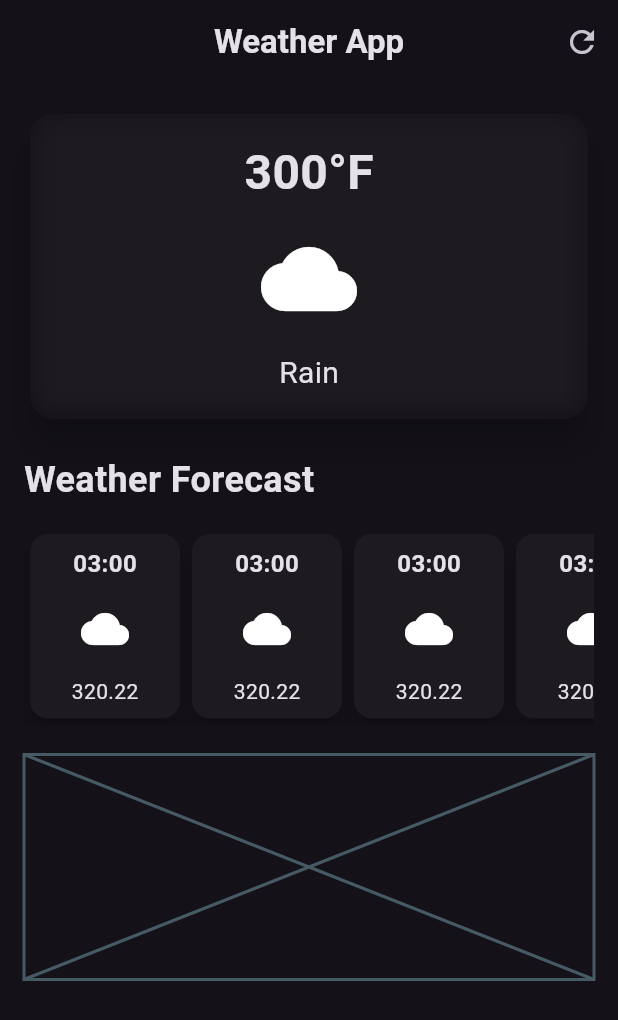
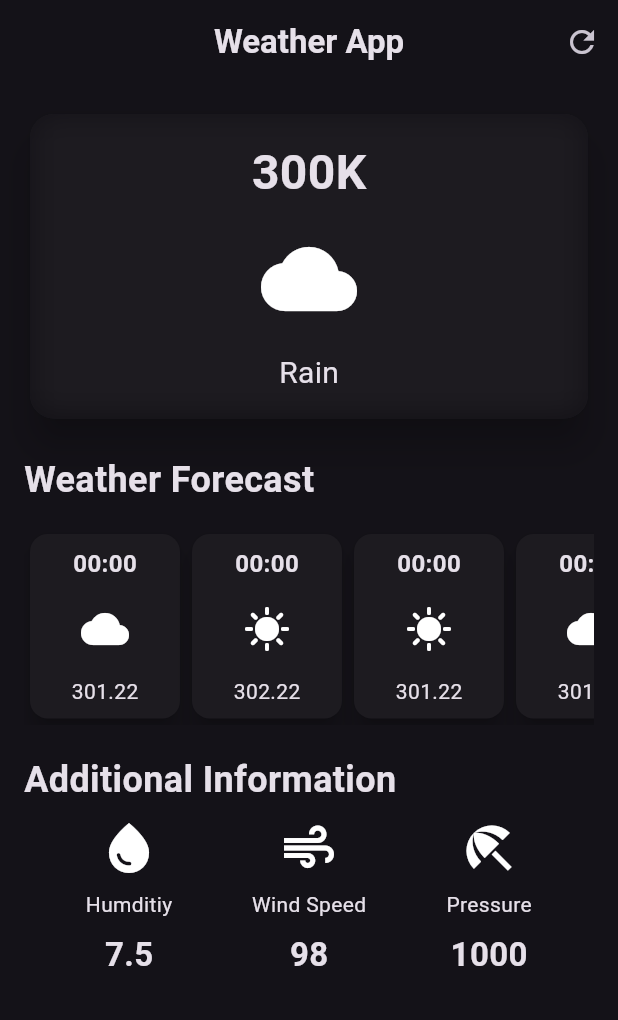
Before and after one commit to AyushBhagat151105/weather_app, a Flutter app: the screen it shows after launch, on a phone screen of 412 x 824 dp. Shown: the top 1020 px of the screen. Run offline on Flutter 3.47's test engine with Material 3 defaults, Android fonts, the phone set to English and light mode, and no system bars.

Commit message:
All UI related part Done

```diff
--- a/lib/Screen/weather_screen.dart
+++ b/lib/Screen/weather_screen.dart
@@ -1,9 +1,10 @@
 import 'dart:ui';
+import 'package:flutter/material.dart';
 
-import 'package:flutter/cupertino.dart';
-import 'package:flutter/material.dart';
-import 'package:flutter/painting.dart';
-import 'package:flutter/widgets.dart';
+
+import '../Widget/addinfo.dart';
+import '../Widget/card.dart';
+
 
 class WeatherScreen extends StatelessWidget {
   const WeatherScreen({super.key});
@@ -44,7 +45,7 @@ class WeatherScreen extends StatelessWidget {
                       padding: EdgeInsets.all(16.0),
                       child: Column(
                         children: [
-                           Text('300°F',
+                           Text('300K',
                           style:
                               TextStyle(
                                 fontSize: 32,
@@ -78,185 +79,72 @@ class WeatherScreen extends StatelessWidget {
               ),
               ),
           ),
-            const SizedBox(height: 15,),
+            const SizedBox(height: 15),
           //   weather forecast card
-           SingleChildScrollView(
+           const SingleChildScrollView(
              scrollDirection: Axis.horizontal,
-             child: Row(
+             child:Row(
                children: [
-                 Card(
-                   elevation: 6,
-                  child: Container(
-                    width: 100,
-                    padding: const EdgeInsets.all(8.0),
-                    decoration: BoxDecoration(
-                      borderRadius: BorderRadius.circular(16)
-                    ),
-                    child: const Column(
-                      children: [
-                        Text('03:00',
-                        style:
-                          TextStyle(
-                            fontSize: 16,
-                            fontWeight: FontWeight.bold,
-                          ),
-                        ),
-                        SizedBox(height: 16),
-                        Icon(Icons.cloud,
-                        size: 32,
-                        ),
-                        SizedBox(height: 16),
-                        Text('320.22',
-                          style:
-                          TextStyle(
-                            fontSize: 14,
-                            fontWeight: FontWeight.normal,
-                          ),
-                        ),
-                      ],
-                    ),
-                  ),
+                 HourlyForecastItem(
+                   time: '00:00',
+                   icon: Icons.cloud,
+                   temperature: '301.22',
                  ),
-                 Card(
-                   elevation: 6,
-                   child: Container(
-                     width: 100,
-                     padding: const EdgeInsets.all(8.0),
-                     decoration: BoxDecoration(
-                         borderRadius: BorderRadius.circular(16)
-                     ),
-                     child: const Column(
-                       children: [
-                         Text('03:00',
-                           style:
-                           TextStyle(
-                             fontSize: 16,
-                             fontWeight: FontWeight.bold,
-                           ),
-                         ),
-                         SizedBox(height: 16),
-                         Icon(Icons.cloud,
-                           size: 32,
-                         ),
-                         SizedBox(height: 16),
-                         Text('320.22',
-                           style:
-                           TextStyle(
-                             fontSize: 14,
-                             fontWeight: FontWeight.normal,
-                           ),
-                         ),
-                       ],
-                     ),
-                   ),
+                 HourlyForecastItem(
+                   time: '00:00',
+                   icon: Icons.sunny,
+                   temperature: '302.22',
                  ),
-                 Card(
-                   elevation: 6,
-                   child: Container(
-                     width: 100,
-                     padding: const EdgeInsets.all(8.0),
-                     decoration: BoxDecoration(
-                         borderRadius: BorderRadius.circular(16)
-                     ),
-                     child: const Column(
-                       children: [
-                         Text('03:00',
-                           style:
-                           TextStyle(
-                             fontSize: 16,
-                             fontWeight: FontWeight.bold,
-                           ),
-                         ),
-                         SizedBox(height: 16),
-                         Icon(Icons.cloud,
-                           size: 32,
-                         ),
-                         SizedBox(height: 16),
-                         Text('320.22',
-                           style:
-                           TextStyle(
-                             fontSize: 14,
-                             fontWeight: FontWeight.normal,
-                           ),
-                         ),
-                       ],
-                     ),
-                   ),
+                 HourlyForecastItem(
+                   time: '00:00',
+                   icon: Icons.sunny,
+                   temperature: '301.22',
                  ),
-                 Card(
-                   elevation: 6,
-                   child: Container(
-                     width: 100,
-                     padding: const EdgeInsets.all(8.0),
-                     decoration: BoxDecoration(
-                         borderRadius: BorderRadius.circular(16)
-                     ),
-                     child: const Column(
-                       children: [
-                         Text('03:00',
-                           style:
-                           TextStyle(
-                             fontSize: 16,
-                             fontWeight: FontWeight.bold,
-                           ),
-                         ),
-                         SizedBox(height: 16),
-                         Icon(Icons.cloud,
-                           size: 32,
-                         ),
-                         SizedBox(height: 16),
-                         Text('320.22',
-                           style:
-                           TextStyle(
-                             fontSize: 14,
-                             fontWeight: FontWeight.normal,
-                           ),
-                         ),
-                       ],
-                     ),
-                   ),
+                 HourlyForecastItem(
+                   time: '00:00',
+                   icon: Icons.cloud,
+                   temperature: '301.22',
                  ),
-                 Card(
-                   elevation: 6,
-                   child: Container(
-                     width: 100,
-                     padding: const EdgeInsets.all(8.0),
-                     decoration: BoxDecoration(
-                         borderRadius: BorderRadius.circular(16)
-                     ),
-                     child: const Column(
-                       children: [
-                         Text('03:00',
-                           style:
-                           TextStyle(
-                             fontSize: 16,
-                             fontWeight: FontWeight.bold,
-                           ),
-                         ),
-                         SizedBox(height: 16),
-                         Icon(Icons.cloud,
-                           size: 32,
-                         ),
-                         SizedBox(height: 16),
-                         Text('320.22',
-                           style:
-                           TextStyle(
-                             fontSize: 14,
-                             fontWeight: FontWeight.normal,
-                           ),
-                         ),
-                       ],
-                     ),
-                   ),
+                 HourlyForecastItem(
+                   time: '00:00',
+                   icon: Icons.sunny,
+                   temperature: '350.22',
                  ),
                ],
              ),
            ),
             // addinfo
             const SizedBox(height: 20),
-            const Placeholder(
-              fallbackHeight: 150,
+            const Align(
+              alignment:  Alignment.centerLeft,
+              child: Text('Additional Information',
+                style:
+                TextStyle(
+                  fontSize: 24,
+                  fontWeight: FontWeight.bold,
+                ),
+              ),
             ),
+            const Row(
+              mainAxisAlignment: MainAxisAlignment.spaceEvenly,
+              children: [
+                addinfo(
+                  icon: Icons.water_drop,
+                  label: 'Humditiy',
+                  value: '7.5',
+                ),
+                addinfo(
+                  icon: Icons.air,
+                  label: 'Wind Speed',
+                  value: '98',
+                ),
+                addinfo(
+                  icon: Icons.beach_access,
+                  label: 'Pressure',
+                  value: '1000',
+                ),
+              ],
+            )
           ],
         ),
       ),
--- /dev/null
+++ b/lib/Widget/addinfo.dart
@@ -0,0 +1,39 @@
+import 'package:flutter/material.dart';
+
+class addinfo extends StatelessWidget {
+  final IconData icon;
+  final String label;
+  final String value;
+  const addinfo({
+    super.key,
+    required this.icon,
+    required this.label,
+    required this.value,
+  });
+
+  @override
+  Widget build(BuildContext context) {
+    return Container(
+      padding: const EdgeInsets.all(8),
+      width: 100,
+      child: Column(
+        children: [
+          Icon(
+            icon,
+            size: 40,
+          ),
+          const SizedBox(height: 8,),
+          Text(label),
+          const SizedBox(height: 8,),
+          Text(value,
+            style:
+            const TextStyle(
+              fontSize: 22,
+              fontWeight: FontWeight.bold,
+            )
+            ,)
+        ],
+      ),
+    );
+  }
+}
--- /dev/null
+++ b/lib/Widget/card.dart
@@ -0,0 +1,50 @@
+import 'package:flutter/material.dart';
+
+class HourlyForecastItem extends StatelessWidget {
+  final String time;
+  final String temperature;
+  final IconData icon;
+  const HourlyForecastItem({
+    super.key,
+    required this.time,
+    required this.temperature,
+    required this.icon,
+  });
+
+  @override
+  Widget build(BuildContext context) {
+    return Card(
+      elevation: 6,
+      child: Container(
+        width: 100,
+        padding: const EdgeInsets.all(8.0),
+        decoration: BoxDecoration(
+            borderRadius: BorderRadius.circular(16)
+        ),
+        child: Column(
+          children: [
+            Text(time,
+              style:
+               const TextStyle(
+                fontSize: 16,
+                fontWeight: FontWeight.bold,
+              ),
+            ),
+            SizedBox(height: 16),
+            Icon(icon,
+              size: 32,
+            ),
+             const SizedBox(height: 16),
+            Text(temperature,
+              style:
+              const TextStyle(
+                fontSize: 14,
+                fontWeight: FontWeight.normal,
+              ),
+            ),
+          ],
+        ),
+      ),
+    );
+  }
+}
```
